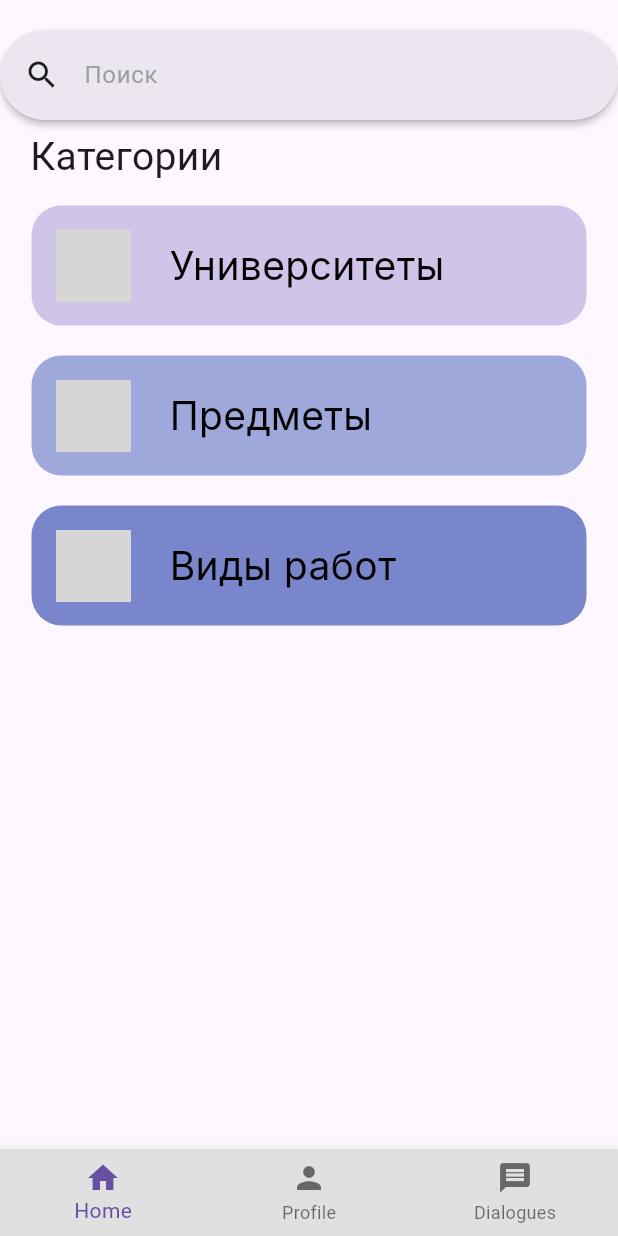
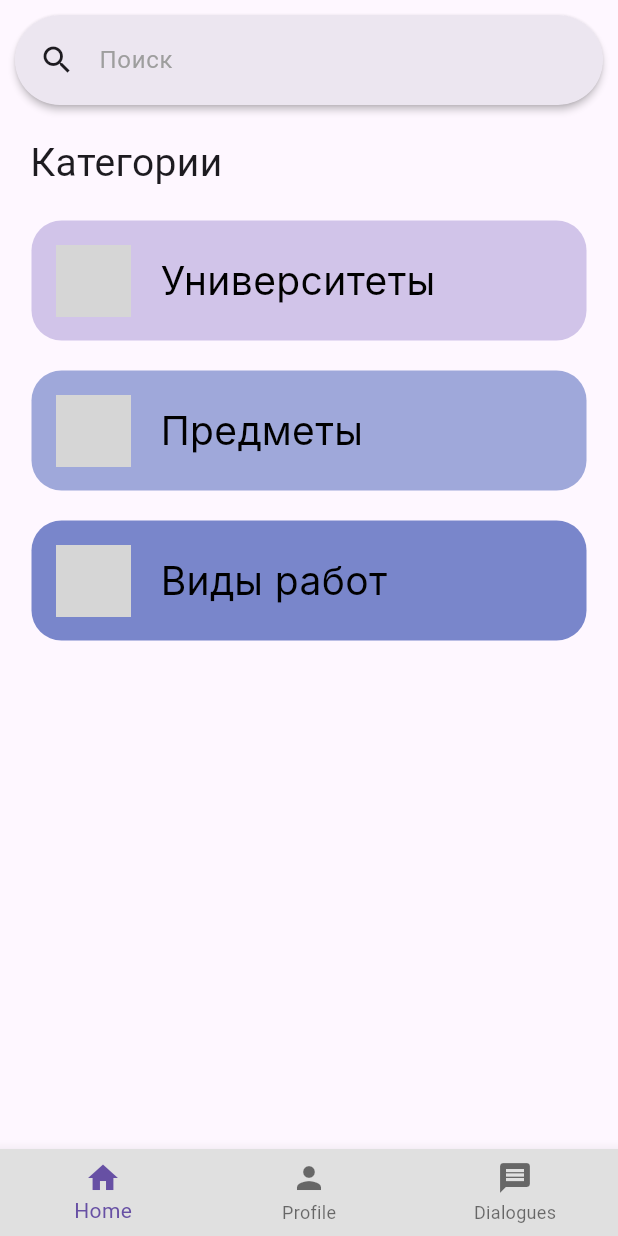
Before and after one commit to GQIRiza/UNIhelp, a Flutter app: the screen it shows after launch, on a phone screen of 412 x 824 dp. Run offline on Flutter 3.47's test engine with Material 3 defaults, Android fonts, the phone set to English and light mode, and no system bars; our stand-ins replace flutter_bloc; network calls fail; Roboto replaces fonts that are missing (Inter); project files that could hold a hidden picture were left out; grey boxes are pictures that could not be loaded.

Commit message:
Рефакторинг

```diff
--- a/lib/bloc/api_bloc.dart
+++ b/lib/bloc/api_bloc.dart
@@ -28,6 +28,7 @@ class ApiBloc extends Bloc<ApiEvents, ApiStates> {
       emitter(ErrorState()); // Emit error state in case of an error
     }
   }
+
   _getProfilePage(ProfileEvent event, Emitter<ApiStates> emitter) async {
     emit(LoadingState()); // Emit loading state
     try {
--- a/lib/main.dart
+++ b/lib/main.dart
@@ -8,10 +8,7 @@ import 'package:unihelp/dialogues.dart';
 import 'package:unihelp/search.dart';
 import 'package:unihelp/profile.dart';
 
-
-
-
-void main() => runApp(MyApp());
+void main() => runApp(const MyApp());
 
 class MyApp extends StatelessWidget {
   const MyApp({Key? key}) : super(key: key);
@@ -21,14 +18,14 @@ class MyApp extends StatelessWidget {
     return MaterialApp(
       home: BlocProvider(
         create: (_) => ApiBloc(), // Create an instance of ApiBloc
-        child: MyHomePage(), // Set MyHomePage as the home screen
+        child: const MyHomePage(), // Set MyHomePage as the home screen
       ),
     );
   }
 }
 
 class MyHomePage extends StatefulWidget {
-  MyHomePage({Key? key}) : super(key: key);
+  const MyHomePage({Key? key}) : super(key: key);
 
   @override
   State<MyHomePage> createState() => _MyHomePageState();
@@ -36,6 +33,7 @@ class MyHomePage extends StatefulWidget {
 
 class _MyHomePageState extends State<MyHomePage> {
   int _selectedIndex = 0;
+
   @override
   void initState() {
     super.initState();
@@ -84,21 +82,21 @@ class _MyHomePageState extends State<MyHomePage> {
     return BlocBuilder<ApiBloc, ApiStates>(builder: (context, state) {
       print(state);
       if (state is LoadingState) {
-        return Center(
+        return const Center(
           child: CircularProgressIndicator(),
         ); // Show a loading indicator while fetching data// Show the note details screen
       } else if (state is ErrorState) {
-        return Center(
+        return const Center(
           child: Text("Error"),
         ); // Show an error message if there's an error state
       } else if (state is SearchState) {
-        return SearchPage();
+        return const SearchPage();
       } else if (state is DialogState) {
-        return DialoguePage();
+        return const DialoguePage();
       } else if (state is ProfileState) {
-        return ProfilePage();
+        return const ProfilePage();
       } else {
-        return Text(
+        return const Text(
           "Nothing",
         ); // Show a default message if the state is not recognized
       }
--- a/lib/profile.dart
+++ b/lib/profile.dart
@@ -1,7 +1,7 @@
 import 'package:flutter/material.dart';
 
 class ProfilePage extends StatefulWidget {
-  ProfilePage({Key? key}) : super(key: key);
+  const ProfilePage({Key? key}) : super(key: key);
 
   @override
   State<ProfilePage> createState() => _ProfilePageState();
@@ -14,14 +14,14 @@ class _ProfilePageState extends State<ProfilePage> {
       body: SafeArea(
         child: Column(
           children: [
-            ProfiPic(),
+            ProfilePic(),
           ],
         ),
       ),
     );
   }
 
-  Widget ProfiPic() {
+  Widget ProfilePic() {
     return Container(
       alignment: Alignment.center,
       child: Image.network(
--- a/lib/search.dart
+++ b/lib/search.dart
@@ -1,6 +1,8 @@
 import 'package:flutter/material.dart';
 
 class SearchPage extends StatefulWidget {
+  const SearchPage({super.key});
+
   @override
   _SearchPageState createState() => _SearchPageState();
 }
@@ -12,9 +14,8 @@ class _SearchPageState extends State<SearchPage> {
       body: SafeArea(
         child: Column(
           children: [
-            Pusto(),
             Search(),
-            Categorii(),
+            Categories(),
             Types(),
           ],
         ),
@@ -22,12 +23,9 @@ class _SearchPageState extends State<SearchPage> {
     );
   }
 
-  Widget Pusto() {
-    return Text('   ');
-  }
-
   Widget Search() {
-    return Center(
+    return Padding(
+      padding: const EdgeInsets.symmetric(vertical: 10, horizontal: 10),
       child: SearchBar(
         padding: const MaterialStatePropertyAll<EdgeInsets>(
             EdgeInsets.symmetric(horizontal: 16.0, vertical: 9.0)),
@@ -46,11 +44,11 @@ class _SearchPageState extends State<SearchPage> {
     );
   }
 
-  Widget Categorii() {
+  Widget Categories() {
     return Container(
-      margin: EdgeInsets.only(top: 6, left: 20),
+      margin: const EdgeInsets.only(top: 10, left: 20),
       alignment: Alignment.centerLeft,
-      child: Text(
+      child: const Text(
         'Категории',
         textAlign: TextAlign.left,
         style: TextStyle(
@@ -65,11 +63,11 @@ class _SearchPageState extends State<SearchPage> {
       child: Column(
         children: [
           Container(
-            padding: EdgeInsets.all(16),
+            padding: const EdgeInsets.all(16),
             alignment: Alignment.center,
             width: 370,
             height: 80,
-            margin: EdgeInsets.only(top: 14),
+            margin: const EdgeInsets.only(top: 20),
             decoration: BoxDecoration(
                 color: Colors.deepPurple[100],
                 borderRadius: BorderRadius.circular(20)),
@@ -80,8 +78,8 @@ class _SearchPageState extends State<SearchPage> {
                   height: 50,
                   width: 50,
                 ),
-                Text('       '),
-                Text(
+                const SizedBox(width: 20),
+                const Text(
                   'Университеты',
                   style: TextStyle(
                       fontSize: 26, fontFamily: "Inter", color: Colors.black),
@@ -90,11 +88,11 @@ class _SearchPageState extends State<SearchPage> {
             ),
           ),
           Container(
-            padding: EdgeInsets.all(16),
+            padding: const EdgeInsets.all(16),
             alignment: Alignment.center,
             width: 370,
             height: 80,
-            margin: EdgeInsets.only(top: 20),
+            margin: const EdgeInsets.only(top: 20),
             decoration: BoxDecoration(
                 color: Colors.indigo[200],
                 borderRadius: BorderRadius.circular(20)),
@@ -105,8 +103,8 @@ class _SearchPageState extends State<SearchPage> {
                   height: 50,
                   width: 50,
                 ),
-                Text('       '),
-                Text(
+                const SizedBox(width: 20),
+                const Text(
                   'Предметы',
                   style: TextStyle(
                       fontSize: 26, fontFamily: "Inter", color: Colors.black),
@@ -115,11 +113,11 @@ class _SearchPageState extends State<SearchPage> {
             ),
           ),
           Container(
-            padding: EdgeInsets.all(16),
+            padding: const EdgeInsets.all(16),
             alignment: Alignment.center,
             width: 370,
             height: 80,
-            margin: EdgeInsets.only(top: 20),
+            margin: const EdgeInsets.only(top: 20),
             decoration: BoxDecoration(
                 color: Colors.indigo[300],
                 borderRadius: BorderRadius.circular(20)),
@@ -130,8 +128,8 @@ class _SearchPageState extends State<SearchPage> {
                   height: 50,
                   width: 50,
                 ),
-                Text('       '),
-                Text(
+                const SizedBox(width: 20),
+                const Text(
                   'Виды работ',
                   style: TextStyle(
                       fontSize: 26, fontFamily: "Inter", color: Colors.black),
```
Also changed, not shown: lib/dialogues.dart (+104 -43 lines), lib/login.dart (+75 -40 lines), lib/bloc/api_events.dart (line endings or trailing spaces).
